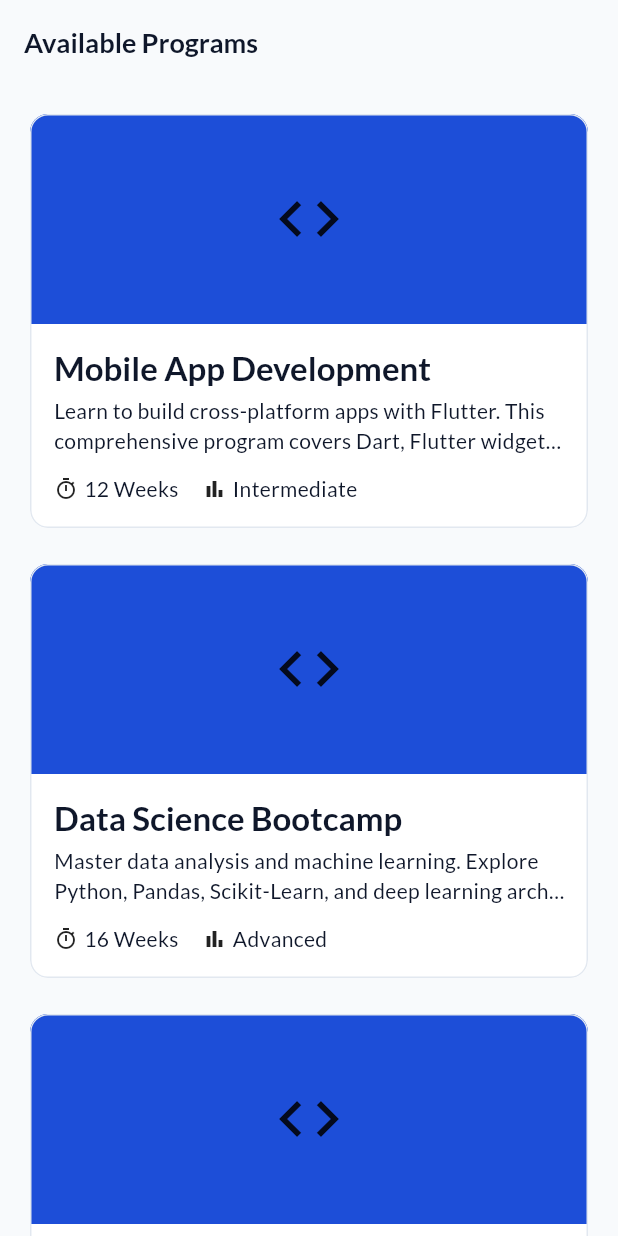
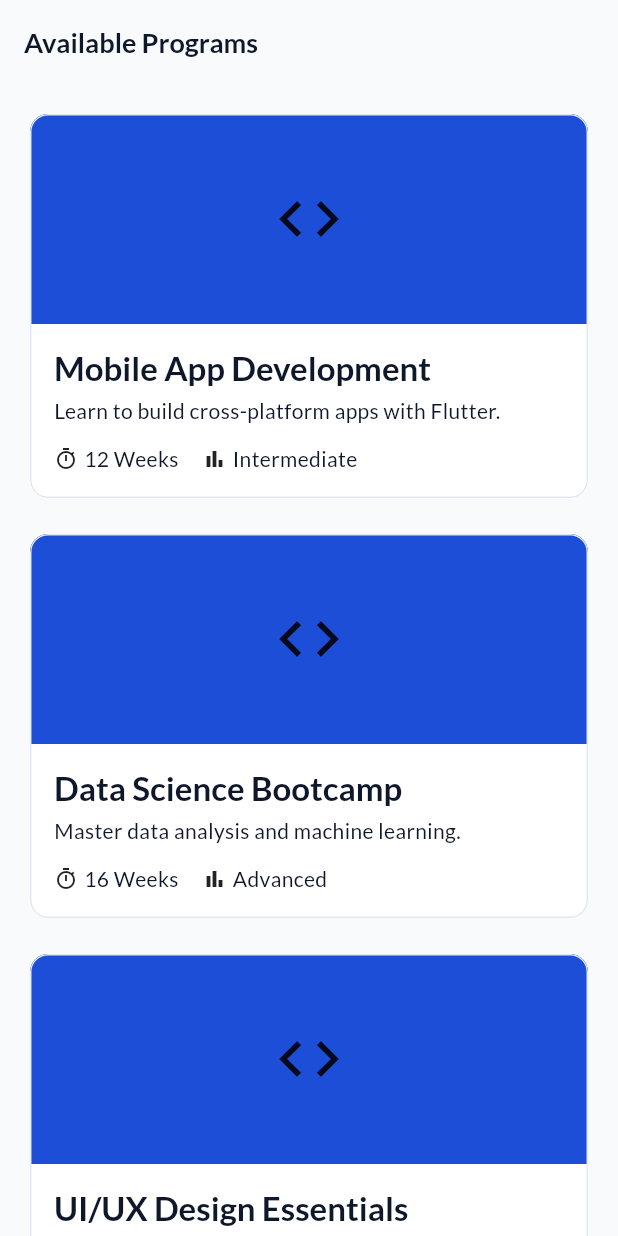
Before and after one commit to bonfire404/project_Nexus, a Flutter app: the ProgramListingScreen screen opened by its route, on a phone screen of 412 x 824 dp. Run offline on Flutter 3.47's test engine with Material 3 defaults, Android fonts, the phone set to English and light mode, and no system bars; drawn by our look-alikes of skeletonizer; our stand-ins replace connectivity_plus, flutter_markdown, go_router, hugeicons, local_auth, package_info_plus and 1 more; accounts and stored records are empty.

Commit message:
refactor: remove program mock api and revert screens to domain entities

```diff
--- a/lib/features/programs/data/models/program_model.dart
+++ /dev/null
@@ -1,34 +0,0 @@
-import 'package:nexus/features/programs/domain/entities/program.dart';
-
-class ProgramModel extends Program {
-  const ProgramModel({
-    required super.id,
-    required super.title,
-    required super.description,
-    required super.imageUrl,
-    required super.duration,
-    required super.level,
-  });
-
-  factory ProgramModel.fromJson(Map<String, dynamic> json) {
-    return ProgramModel(
-      id: json['id'] as String,
-      title: json['title'] as String,
-      description: json['description'] as String,
-      imageUrl: json['imageUrl'] as String,
-      duration: json['duration'] as String,
-      level: json['level'] as String,
-    );
-  }
-
-  Map<String, dynamic> toJson() {
-    return {
-      'id': id,
-      'title': title,
-      'description': description,
-      'imageUrl': imageUrl,
-      'duration': duration,
-      'level': level,
-    };
-  }
-}
--- a/lib/features/programs/data/repositories/program_repository_impl.dart
+++ /dev/null
@@ -1,24 +0,0 @@
-import 'dart:convert';
-import 'package:flutter/services.dart';
-import 'package:nexus/features/programs/data/models/program_model.dart';
-import 'package:nexus/features/programs/domain/entities/program.dart';
-
-class ProgramRepositoryImpl {
-  Future<List<Program>> getPrograms() async {
-    // Simulate network delay
-    await Future.delayed(const Duration(milliseconds: 1200));
-
-    try {
-      final String response = await rootBundle.loadString('assets/data/programs.json');
-      final List<dynamic> data = json.decode(response);
-      return data.map((json) => ProgramModel.fromJson(json)).toList();
-    } catch (e) {
-      throw Exception('Failed to load programs: $e');
-    }
-  }
-
-  Future<Program> getProgramById(String id) async {
-    final programs = await getPrograms();
-    return programs.firstWhere((p) => p.id == id);
-  }
-}
--- a/lib/features/programs/presentation/screens/program_listing_screen.dart
+++ b/lib/features/programs/presentation/screens/program_listing_screen.dart
@@ -1,63 +1,33 @@
 import 'package:flutter/material.dart';
 import 'package:go_router/go_router.dart';
 import 'package:nexus/features/programs/domain/entities/program.dart';
-import 'package:nexus/features/programs/data/repositories/program_repository_impl.dart';
-import 'package:skeletonizer/skeletonizer.dart';
 
-class ProgramListingScreen extends StatefulWidget {
+class ProgramListingScreen extends StatelessWidget {
   const ProgramListingScreen({super.key});
 
-  @override
-  State<ProgramListingScreen> createState() => _ProgramListingScreenState();
-}
-
-class _ProgramListingScreenState extends State<ProgramListingScreen> {
-  final ProgramRepositoryImpl _repository = ProgramRepositoryImpl();
-  List<Program> _programs = [];
-  bool _isLoading = true;
-  String? _errorMessage;
-
-  @override
-  void initState() {
-    super.initState();
-    _loadPrograms();
-  }
-
-  Future<void> _loadPrograms() async {
-    try {
-      final programs = await _repository.getPrograms();
-      if (mounted) {
-        setState(() {
-          _programs = programs;
-          _isLoading = false;
-        });
-      }
-    } catch (e) {
-      if (mounted) {
-        setState(() {
-          _errorMessage = e.toString();
-          _isLoading = false;
-        });
-      }
-    }
-  }
-
-  // Fallback dummy data for Skeletonizer while loading
-  static const List<Program> _skeletonPrograms = [
+  static const List<Program> dummyPrograms = [
     Program(
-      id: '0',
-      title: 'Loading Program Title',
-      description: 'This is a placeholder description for the loading state of the program listing.',
-      imageUrl: '',
-      duration: '0 Weeks',
-      level: 'Beginner',
+      id: '1',
+      title: 'Mobile App Development',
+      description: 'Learn to build cross-platform apps with Flutter.',
+      imageUrl: 'https://placeholder.com/150',
+      duration: '12 Weeks',
+      level: 'Intermediate',
     ),
     Program(
-      id: '0',
-      title: 'Loading Program Title',
-      description: 'This is a placeholder description for the loading state of the program listing.',
-      imageUrl: '',
-      duration: '0 Weeks',
+      id: '2',
+      title: 'Data Science Bootcamp',
+      description: 'Master data analysis and machine learning.',
+      imageUrl: 'https://placeholder.com/150',
+      duration: '16 Weeks',
+      level: 'Advanced',
+    ),
+    Program(
+      id: '3',
+      title: 'UI/UX Design Essentials',
+      description: 'Design beautiful and user-friendly interfaces.',
+      imageUrl: 'https://placeholder.com/150',
+      duration: '8 Weeks',
       level: 'Beginner',
     ),
   ];
@@ -66,49 +36,20 @@
   Widget build(BuildContext context) {
     final theme = Theme.of(context);
 
-    if (_errorMessage != null && !_isLoading) {
-      return Scaffold(
-        appBar: AppBar(title: const Text('Available Programs')),
-        body: Center(
-          child: Column(
-            mainAxisAlignment: MainAxisAlignment.center,
-            children: [
-              const Icon(Icons.error_outline, size: 48, color: Colors.red),
-              const SizedBox(height: 16),
-              Text('Error: $_errorMessage'),
-              const SizedBox(height: 16),
-              ElevatedButton(
-                onPressed: () {
-                  setState(() {
-                    _isLoading = true;
-                    _errorMessage = null;
-                  });
-                  _loadPrograms();
-                },
-                child: const Text('Retry'),
-              ),
-            ],
-          ),
-        ),
-      );
-    }
-
     return Scaffold(
       appBar: AppBar(
         title: const Text('Available Programs'),
       ),
-      body: Skeletonizer(
-        enabled: _isLoading,
-        child: ListView.separated(
+      body: ListView.separated(
         padding: const EdgeInsets.all(16),
-          itemCount: _isLoading ? _skeletonPrograms.length : _programs.length,
+        itemCount: dummyPrograms.length,
         separatorBuilder: (context, index) => const SizedBox(height: 16),
         itemBuilder: (context, index) {
-            final program = _isLoading ? _skeletonPrograms[index] : _programs[index];
+          final program = dummyPrograms[index];
           return Card(
             clipBehavior: Clip.antiAlias,
             child: InkWell(
-                onTap: _isLoading ? null : () {
+              onTap: () {
                 context.push('/programs/${program.id}');
               },
               child: Column(
@@ -157,7 +98,6 @@
           );
         },
       ),
-      ),
     );
   }
 }
--- a/pubspec.yaml
+++ b/pubspec.yaml
@@ -38,7 +38,6 @@
     - assets/images/
     - assets/icons/
     - assets/animations/
-    - assets/data/
 
   fonts:
     - family: Kameron
```
Also changed, not shown: assets/data/programs.json (deleted, +0 -34 lines), lib/features/programs/presentation/screens/program_details_screen.dart (+11 -62 lines). Lines whose indentation alone changed are shown as unchanged.
